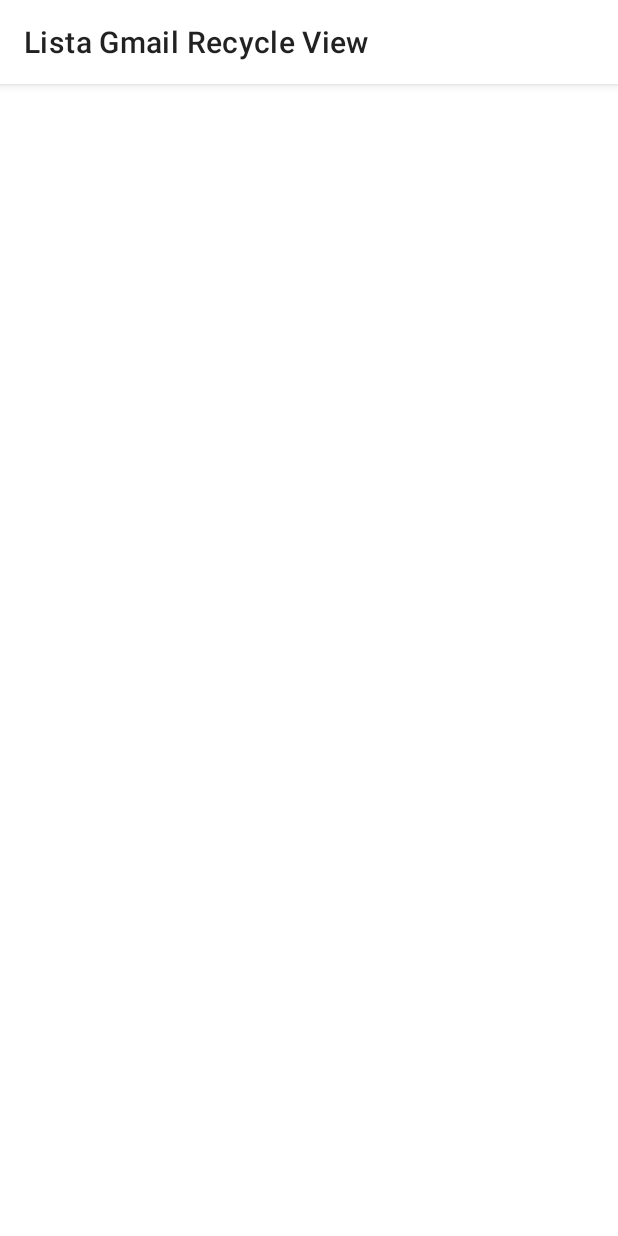
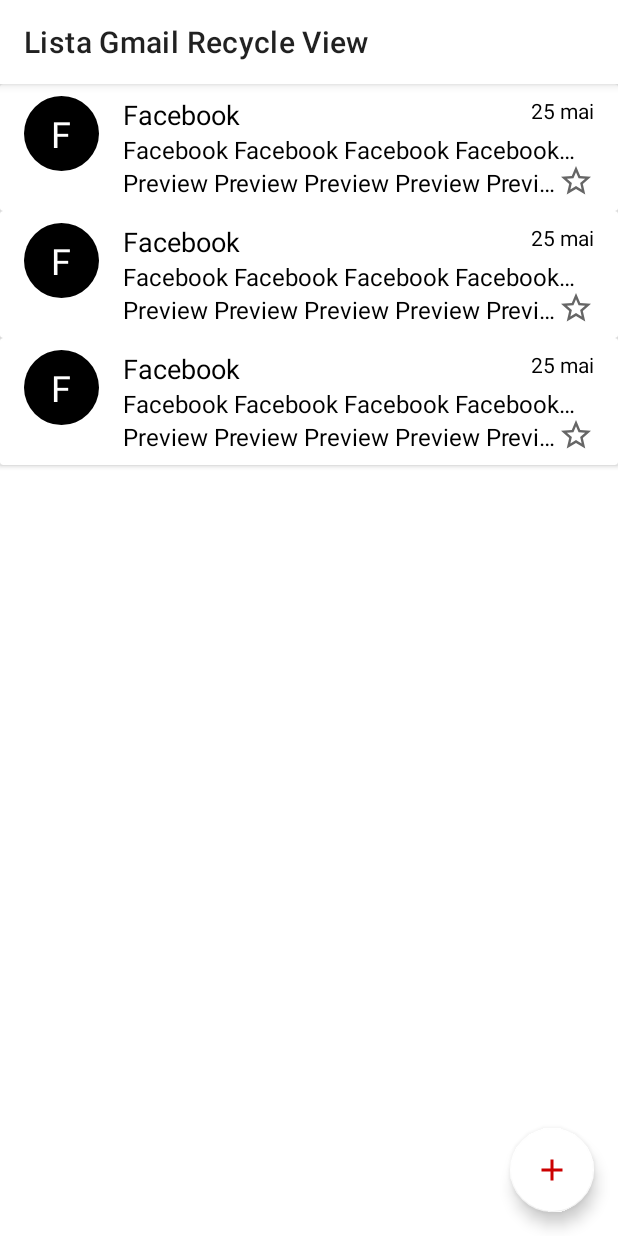
Before and after one commit to rylderoliveira/Lista-Gmail-Recycle-View, an Android app: the layout activity_main.xml on its own in the app's theme, with its tools: preview values and no code run, on a phone screen of 412 x 824 dp. Run offline under Robolectric (Android 15) with nearby library versions, the phone set to English and light mode, and no system bars.

Commit message:
Adicionando layout dos e-mails

```diff
--- /dev/null
+++ b/app/src/main/java/com/example/listagmailrecycleview/model/Email.kt
@@ -0,0 +1,22 @@
+package com.example.listagmailrecycleview.model
+
+import javax.security.auth.Subject
+
+data class Email(
+    val user: String,
+    val subject: String,
+    val preview: String,
+    val date: String,
+    val star: Boolean,
+    val read: Boolean,
+    var selected: Boolean = false,
+)
+
+class EmailBuilder {
+    var user: String = ""
+    var subject: String = ""
+    var preview: String = ""
+    var date: String = ""
+    var star: Boolean = false
+    var read: Boolean = false
+}
--- /dev/null
+++ b/app/src/main/res/drawable/card_view_bg.xml
@@ -0,0 +1,5 @@
+<?xml version="1.0" encoding="utf-8"?>
+<shape xmlns:android="http://schemas.android.com/apk/res/android">
+    <solid android:color="@color/purple_700"/>
+    <corners android:radius="32dp"/>
+</shape>
--- /dev/null
+++ b/app/src/main/res/drawable/circle.xml
@@ -0,0 +1,4 @@
+<?xml version="1.0" encoding="utf-8"?>
+<shape android:shape="oval" xmlns:android="http://schemas.android.com/apk/res/android">
+    <solid android:color="@color/black"/>
+</shape>
--- /dev/null
+++ b/app/src/main/res/drawable/ic_baseline_add_24.xml
@@ -0,0 +1,10 @@
+<vector xmlns:android="http://schemas.android.com/apk/res/android"
+    android:width="24dp"
+    android:height="24dp"
+    android:viewportWidth="24"
+    android:viewportHeight="24"
+    android:tint="?attr/colorControlNormal">
+  <path
+      android:fillColor="@android:color/white"
+      android:pathData="M19,13h-6v6h-2v-6H5v-2h6V5h2v6h6v2z"/>
+</vector>
--- /dev/null
+++ b/app/src/main/res/drawable/ic_baseline_star_border_24.xml
@@ -0,0 +1,10 @@
+<vector xmlns:android="http://schemas.android.com/apk/res/android"
+    android:width="24dp"
+    android:height="24dp"
+    android:viewportWidth="24"
+    android:viewportHeight="24"
+    android:tint="?attr/colorControlNormal">
+  <path
+      android:fillColor="@android:color/white"
+      android:pathData="M22,9.24l-7.19,-0.62L12,2 9.19,8.63 2,9.24l5.46,4.73L5.82,21 12,17.27 18.18,21l-1.63,-7.03L22,9.24zM12,15.4l-3.76,2.27 1,-4.28 -3.32,-2.88 4.38,-0.38L12,6.1l1.71,4.04 4.38,0.38 -3.32,2.88 1,4.28L12,15.4z"/>
+</vector>
--- a/app/src/main/res/layout/activity_main.xml
+++ b/app/src/main/res/layout/activity_main.xml
@@ -25,7 +25,22 @@
     <androidx.recyclerview.widget.RecyclerView
         android:id="@+id/recycle_view_main"
         android:layout_width="match_parent"
-        android:layout_height="match_parent" />
+        android:layout_height="match_parent"
+        android:layout_below="@id/app_bar"
+        app:layoutManager="androidx.recyclerview.widget.LinearLayoutManager"
+        tools:listitem="@layout/email_item" />
 
+    <com.google.android.material.floatingactionbutton.FloatingActionButton
+        android:layout_width="wrap_content"
+        android:layout_height="wrap_content"
+        android:layout_alignParentEnd="true"
+        android:layout_alignParentBottom="true"
+        android:layout_marginEnd="16dp"
+        android:layout_marginBottom="16dp"
+        android:contentDescription="@string/float_button"
+        android:src="@drawable/ic_baseline_add_24"
+        app:tint="@android:color/holo_red_dark"
+        app:backgroundTint="@android:color/white"
+        tools:ignore="RedundantDescriptionCheck" />
 
 </RelativeLayout>
--- /dev/null
+++ b/app/src/main/res/layout/email_item.xml
@@ -0,0 +1,86 @@
+<?xml version="1.0" encoding="utf-8"?>
+<androidx.cardview.widget.CardView xmlns:android="http://schemas.android.com/apk/res/android"
+    android:layout_width="match_parent"
+    android:layout_height="wrap_content"
+    android:background="@drawable/card_view_bg"
+    xmlns:tools="http://schemas.android.com/tools"
+    tools:showIn="@layout/activity_main">
+
+    <RelativeLayout
+        android:layout_width="match_parent"
+        android:layout_height="wrap_content"
+        android:layout_marginStart="16dp"
+        android:layout_marginBottom="8dp"
+        android:layout_marginTop="8dp"
+        android:layout_marginEnd="16dp">
+
+        <TextView
+            android:id="@+id/txt_icon"
+            android:layout_width="50dp"
+            android:layout_height="50dp"
+            android:gravity="center"
+            android:textColor="@android:color/white"
+            android:textSize="24sp"
+            android:background="@drawable/circle"
+            tools:text="F" />
+
+        <TextView
+            android:id="@+id/txt_title"
+            android:layout_width="0dp"
+            android:layout_height="wrap_content"
+            android:layout_alignTop="@id/txt_icon"
+            android:layout_marginStart="16dp"
+            android:layout_toStartOf="@id/txt_date"
+            android:layout_toEndOf="@id/txt_icon"
+            android:singleLine="true"
+            android:textColor="@android:color/black"
+            android:textSize="18sp"
+            tools:text="Facebook" />
+
+        <TextView
+            android:id="@+id/txt_subject"
+            android:layout_width="match_parent"
+            android:layout_height="wrap_content"
+            android:layout_below="@id/txt_title"
+            android:layout_alignStart="@id/txt_title"
+            android:singleLine="true"
+            android:textColor="@android:color/black"
+            android:textSize="16sp"
+            tools:text="Facebook Facebook Facebook Facebook Facebook Facebook Facebook Facebook Facebook Facebook Facebook Facebook Facebook" />
+
+        <TextView
+            android:id="@+id/txt_preview"
+            android:layout_width="match_parent"
+            android:layout_height="wrap_content"
+            android:layout_below="@id/txt_subject"
+            android:layout_alignStart="@id/txt_title"
+            android:layout_toStartOf="@id/img_star"
+            android:singleLine="true"
+            android:textColor="@android:color/black"
+            android:textSize="16sp"
+            tools:text="Preview Preview Preview Preview Preview Preview" />
+
+        <TextView
+            android:id="@+id/txt_date"
+            android:layout_width="wrap_content"
+            android:layout_height="wrap_content"
+            android:textColor="@android:color/black"
+            android:textSize="14sp"
+            android:layout_alignParentEnd="true"
+            tools:text="25 mai"
+            android:singleLine="true"/>
+
+        <ImageView
+            android:id="@+id/img_star"
+            android:src="@drawable/ic_baseline_star_border_24"
+            android:layout_alignParentBottom="true"
+            android:layout_alignParentEnd="true"
+            android:layout_width="wrap_content"
+            android:layout_height="wrap_content"
+            />
+
+
+
+    </RelativeLayout>
+
+</androidx.cardview.widget.CardView>
--- a/app/src/main/res/values/strings.xml
+++ b/app/src/main/res/values/strings.xml
@@ -1,3 +1,4 @@
 <resources>
     <string name="app_name">Lista Gmail Recycle View</string>
+    <string name="float_button">Float Button</string>
 </resources>
```
